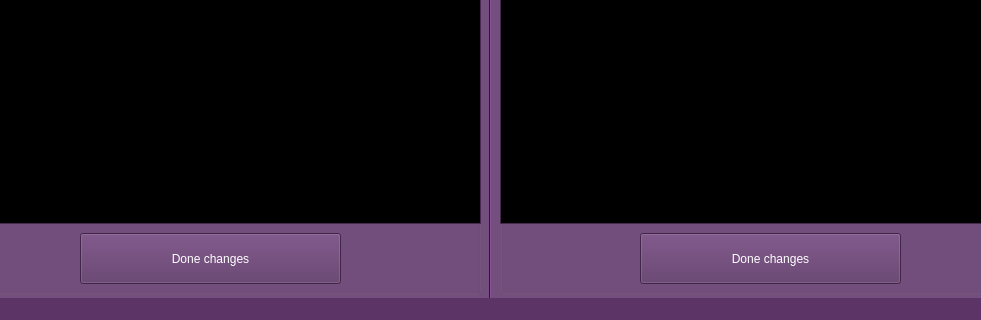
Above: Aracne/aracnewindow.ui from ramkury/aracne before the change; both pictures show x 98 to 1079 and y 359 to 679 of the 1178 by 679 pixel window. Below: the same form after it.
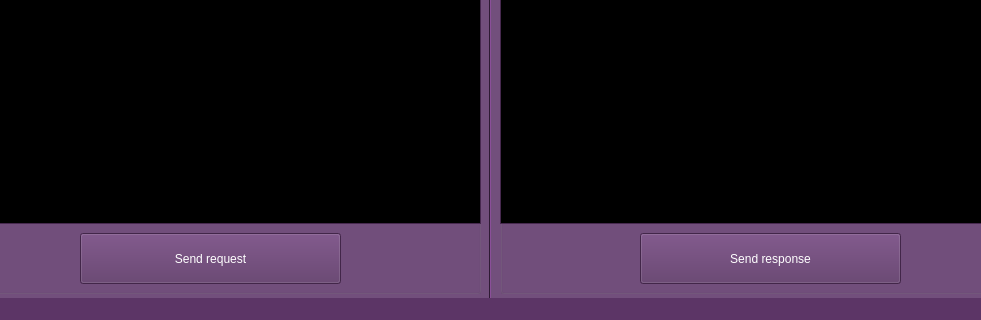
That is the form after the change.

Commit message: Renaming proxy buttons

What changed in the file:
```diff
--- a/Aracne/aracnewindow.ui
+++ b/Aracne/aracnewindow.ui
@@ -513,7 +513,7 @@
         </rect>
        </property>
        <property name="text">
-        <string>Done changes</string>
+        <string>Send request</string>
        </property>
       </widget>
      </widget>
@@ -549,7 +549,7 @@
         </rect>
        </property>
        <property name="text">
-        <string>Done changes</string>
+        <string>Send response</string>
        </property>
       </widget>
      </widget>
```
